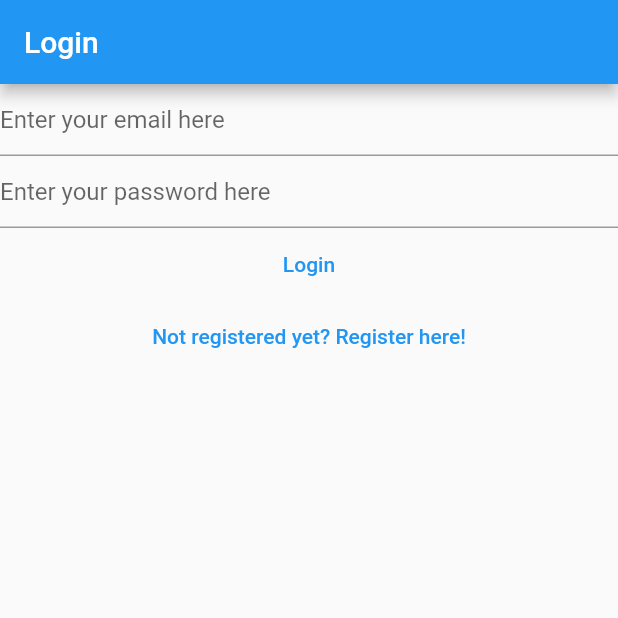
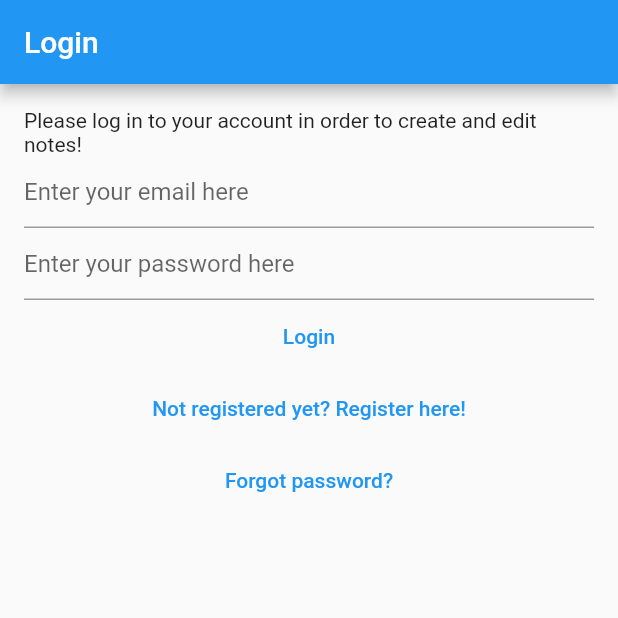
Before and after one commit to Dtsiantaris/mynotesFlutter, a Flutter app: the screen it shows after launch, on a phone screen of 412 x 824 dp, the top half of it. Run offline on Flutter 3.47's test engine with Material 2 defaults, Android fonts, the phone set to English and light mode, and no system bars; our stand-ins replace bloc, cloud_firestore, equatable, firebase_auth, firebase_core, flutter_bloc and 1 more; accounts and stored records are empty.

Commit message:
step-27. Password reset and final touches.

```diff
--- a/lib/main.dart
+++ b/lib/main.dart
@@ -6,6 +6,7 @@
 import 'package:mynotes/services/auth/bloc/auth_event.dart';
 import 'package:mynotes/services/auth/bloc/auth_state.dart';
 import 'package:mynotes/services/auth/firebase_auth_provider.dart';
+import 'package:mynotes/views/forgot_password_view.dart';
 import 'package:mynotes/views/login_view.dart';
 import 'package:mynotes/views/notes/create_update_note_view.dart';
 import 'package:mynotes/views/notes/notes_view.dart';
@@ -61,6 +62,8 @@
           return const VerifyEmailView();
         } else if (state is AuthStateLoggedOut) {
           return const LoginView();
+        } else if (state is AuthStateForgotPassword) {
+          return const ForgotPasswordView();
         } else if (state is AuthStateRegistering) {
           return const RegisterView();
         } else {
--- a/lib/services/auth/auth_provider.dart
+++ b/lib/services/auth/auth_provider.dart
@@ -13,4 +13,5 @@
   });
   Future<void> logOut();
   Future<void> sendEmailVerification();
+  Future<void> sendPasswordReset({required String toEmail});
 }
--- a/lib/services/auth/auth_service.dart
+++ b/lib/services/auth/auth_service.dart
@@ -41,4 +41,8 @@
 
   @override
   Future<void> sendEmailVerification() => provider.sendEmailVerification();
+
+  @override
+  Future<void> sendPasswordReset({required String toEmail}) =>
+      provider.sendPasswordReset(toEmail: toEmail);
 }
--- a/lib/services/auth/bloc/auth_event.dart
+++ b/lib/services/auth/bloc/auth_event.dart
@@ -29,6 +29,11 @@
   const AuthEventLogOut();
 }
 
+class AuthEventForgotPassword extends AuthEvent {
+  final String? email;
+  const AuthEventForgotPassword({this.email});
+}
+
 class AuthEventSendEmailVerification extends AuthEvent {
   const AuthEventSendEmailVerification();
 }
--- a/lib/services/auth/bloc/auth_state.dart
+++ b/lib/services/auth/bloc/auth_state.dart
@@ -23,6 +23,16 @@
       : super(isLoading: isLoading);
 }
 
+class AuthStateForgotPassword extends AuthState {
+  final Exception? exception;
+  final bool hasSentEmail;
+  const AuthStateForgotPassword({
+    required this.exception,
+    required this.hasSentEmail,
+    required bool isLoading,
+  }) : super(isLoading: isLoading);
+}
+
 class AuthStateLoggedIn extends AuthState {
   final AuthUser user;
   const AuthStateLoggedIn({required this.user, required bool isLoading})
--- /dev/null
+++ b/lib/utilities/dialogs/password_reset_email_sent_dialog.dart
@@ -0,0 +1,13 @@
+import 'package:flutter/material.dart';
+import 'package:mynotes/utilities/dialogs/generic_dialog.dart';
+
+Future<void> showPasswordResetSentDialog(BuildContext context) {
+  return showGenericDialog<void>(
+    context: context,
+    title: 'Password',
+    content: 'We have sent you a password reset link. Please check your email.',
+    optionBuilder: () => {
+      'OK': null,
+    },
+  );
+}
--- a/lib/views/login_view.dart
+++ b/lib/views/login_view.dart
@@ -39,7 +39,8 @@
       listener: (context, state) async {
         if (state is AuthStateLoggedOut) {
           if (state.exception is UserNotFoundAuthException) {
-            await showErrorDialog(context, 'User not found');
+            await showErrorDialog(
+                context, 'Cannot find a user with the entered credentials!');
           } else if (state.exception is WrongPasswordAuthException) {
             await showErrorDialog(context, 'Wrong credentials');
           } else if (state.exception is GenericAuthException) {
@@ -51,8 +52,12 @@
         appBar: AppBar(
           title: const Text('Login'),
         ),
-        body: Column(
+        body: Padding(
+          padding: const EdgeInsets.all(16.0),
+          child: Column(
             children: [
+              const Text(
+                  "Please log in to your account in order to create and edit notes!"),
               TextField(
                 controller: _email,
                 enableSuggestions: false,
@@ -82,10 +87,20 @@
               ),
               TextButton(
                   onPressed: () {
-                  context.read<AuthBloc>().add(const AuthEventShouldRegister());
+                    context
+                        .read<AuthBloc>()
+                        .add(const AuthEventShouldRegister());
                   },
-                child: const Text('Not registered yet? Register here!'))
+                  child: const Text('Not registered yet? Register here!')),
+              TextButton(
+                  onPressed: () {
+                    context
+                        .read<AuthBloc>()
+                        .add(const AuthEventForgotPassword());
+                  },
+                  child: const Text('Forgot password?'))
             ],
+          ),
         ),
       ),
     );
```
Also changed, not shown: lib/services/auth/bloc/auth_bloc.dart (+40 -1 lines), lib/services/auth/firebase_auth_provider.dart (+18 -0 lines), lib/views/forgot_password_view.dart (added, +87 -0 lines), lib/views/register_view.dart (+7 -1 lines), 1 other file. Lines whose indentation alone changed are shown as unchanged.
